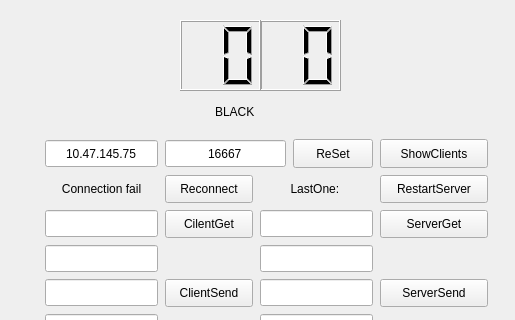
The window that stage2-1-1/widget.ui (Liyh04/2205) describes before a commit, drawn with Qt 5; both pictures show x 585 to 1100 and y 0 to 320 of the 1100 by 600 pixel window.
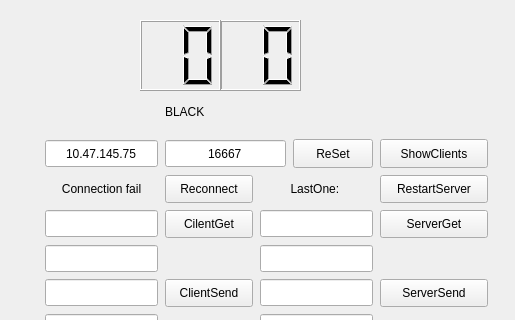
The same window after the commit.

```diff
--- a/stage2-1-1/widget.ui
+++ b/stage2-1-1/widget.ui
@@ -16,7 +16,7 @@
   <widget class="QLCDNumber" name="lcd_sec">
    <property name="geometry">
     <rect>
-     <x>845</x>
+     <x>805</x>
      <y>20</y>
      <width>81</width>
      <height>71</height>
@@ -32,7 +32,7 @@
   <widget class="QLCDNumber" name="lcd_min">
    <property name="geometry">
     <rect>
-     <x>765</x>
+     <x>725</x>
      <y>20</y>
      <width>81</width>
      <height>71</height>
@@ -48,7 +48,7 @@
   <widget class="QLabel" name="label_3">
    <property name="geometry">
     <rect>
-     <x>800</x>
+     <x>750</x>
      <y>100</y>
      <width>111</width>
      <height>23</height>
```
